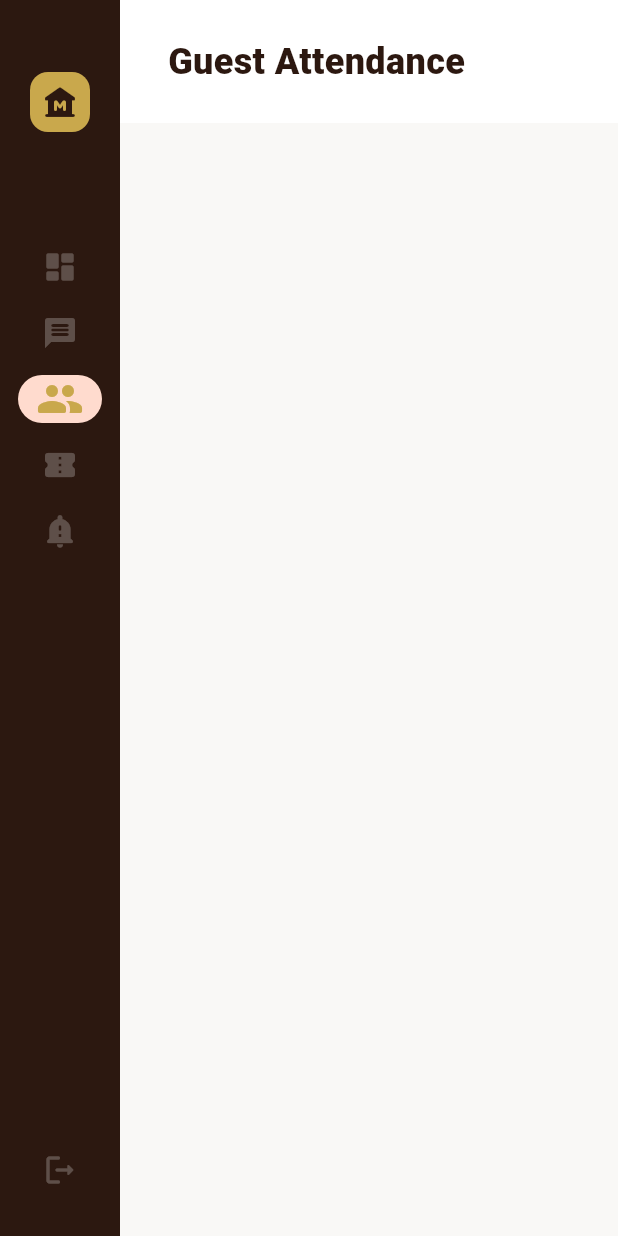
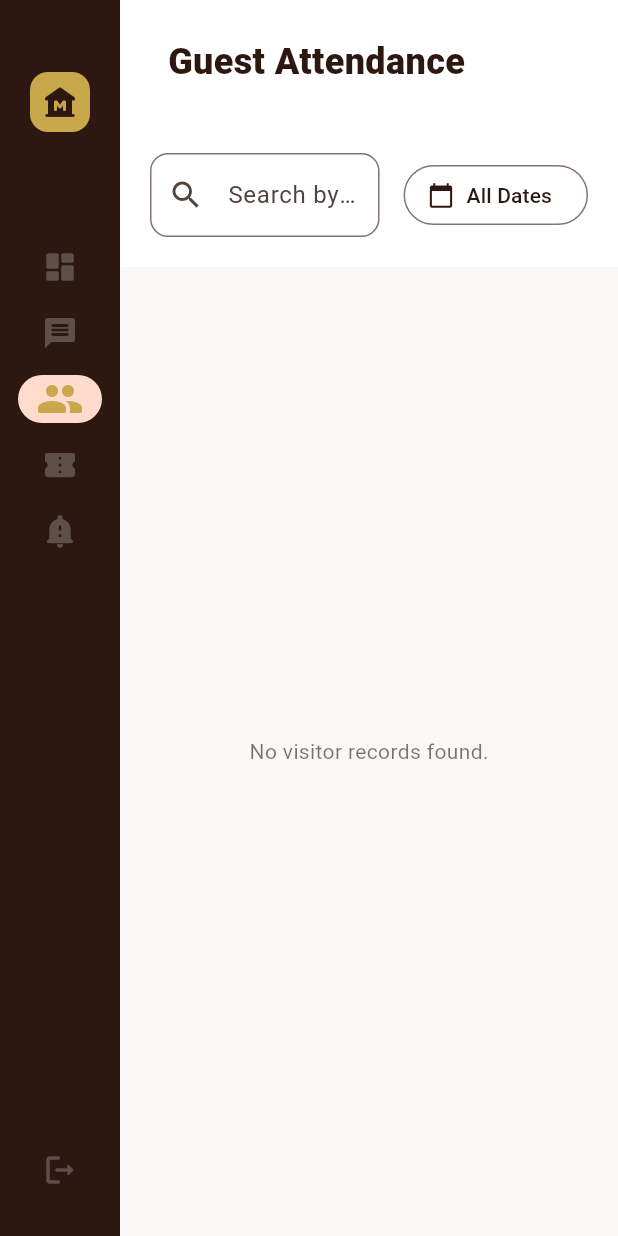
Before and after one commit to Chathura0607/Museum_App, a Flutter app: the AdminDashboard screen opened directly, after a tap on "Reviews", after a tap on "Guests", on a phone screen of 412 x 824 dp. Run offline on Flutter 3.47's test engine with Material 3 defaults, Android fonts, the phone set to English and light mode, and no system bars; our stand-ins replace cloud_firestore, firebase_core, flutter_tts, google_generative_ai, webview_flutter; missing offline and left inert: dart:html, dart:ui_web, mobile_scanner; accounts and stored records are empty; network calls fail.

Commit message:
Ticket ID Logic Done

```diff
--- a/lib/screens/admin/admin_dashboard.dart
+++ b/lib/screens/admin/admin_dashboard.dart
@@ -15,6 +15,11 @@ class AdminDashboard extends StatefulWidget {
 class _AdminDashboardState extends State<AdminDashboard> {
   int _selectedIndex = 0;
   bool _isSeeding = false;
+
+  // Attendance Filters
+  DateTime? _selectedDate;
+  String _nicFilter = '';
+  final TextEditingController _nicController = TextEditingController();
 
   Future<void> _handleRestoreData() async {
     setState(() => _isSeeding = true);
@@ -179,20 +184,80 @@ class _AdminDashboardState extends State<AdminDashboard> {
   }
 
   Widget _buildAttendanceList() {
-    return StreamBuilder<QuerySnapshot>(
-      stream: FirebaseFirestore.instance.collection('attendance').orderBy('timestamp', descending: true).snapshots(),
+    Query query = FirebaseFirestore.instance.collection('attendance').orderBy('timestamp', descending: true);
+
+    if (_selectedDate != null) {
+      final startOfDay = DateTime(_selectedDate!.year, _selectedDate!.month, _selectedDate!.day);
+      final endOfDay = startOfDay.add(const Duration(days: 1));
+      query = query.where('timestamp', isGreaterThanOrEqualTo: Timestamp.fromDate(startOfDay)).where('timestamp', isLessThan: Timestamp.fromDate(endOfDay));
+    }
+
+    return Column(
+      children: [
+        Container(
+          padding: const EdgeInsets.all(20),
+          color: Colors.white,
+          child: Row(
+            children: [
+              Expanded(
+                child: TextField(
+                  controller: _nicController,
+                  decoration: InputDecoration(
+                    hintText: 'Search by ID...',
+                    prefixIcon: const Icon(Icons.search),
+                    border: OutlineInputBorder(borderRadius: BorderRadius.circular(12)),
+                    suffixIcon: _nicFilter.isNotEmpty ? IconButton(icon: const Icon(Icons.clear), onPressed: () { _nicController.clear(); setState(() => _nicFilter = ''); }) : null,
+                  ),
+                  onChanged: (val) => setState(() => _nicFilter = val.toUpperCase()),
+                ),
+              ),
+              const SizedBox(width: 16),
+              OutlinedButton.icon(
+                onPressed: () async {
+                  final picked = await showDatePicker(context: context, initialDate: _selectedDate ?? DateTime.now(), firstDate: DateTime(2020), lastDate: DateTime.now());
+                  if (picked != null) setState(() => _selectedDate = picked);
+                },
+                icon: const Icon(Icons.calendar_today),
+                label: Text(_selectedDate == null ? 'All Dates' : DateFormat('MMM dd, yyyy').format(_selectedDate!)),
+              ),
+              if (_selectedDate != null) IconButton(icon: const Icon(Icons.history_toggle_off), onPressed: () => setState(() => _selectedDate = null)),
+            ],
+          ),
+        ),
+        Expanded(
+          child: StreamBuilder<QuerySnapshot>(
+            stream: query.snapshots(),
             builder: (context, snapshot) {
+              if (snapshot.connectionState == ConnectionState.waiting) return const Center(child: CircularProgressIndicator());
               if (!snapshot.hasData) return const SizedBox();
+
+              var docs = snapshot.data!.docs;
+              if (_nicFilter.isNotEmpty) {
+                docs = docs.where((doc) => (doc['nic'] ?? '').toString().toUpperCase().contains(_nicFilter)).toList();
+              }
+
+              if (docs.isEmpty) return const Center(child: Text('No visitor records found.'));
+
               return ListView.builder(
-          padding: const EdgeInsets.all(32),
-          itemCount: snapshot.data!.docs.length,
+                padding: const EdgeInsets.all(16),
+                itemCount: docs.length,
                 itemBuilder: (context, index) {
-            final data = snapshot.data!.docs[index].data() as Map<String, dynamic>;
+                  final data = docs[index].data() as Map<String, dynamic>;
                   final date = (data['timestamp'] as Timestamp?)?.toDate();
-            return Card(child: ListTile(leading: const CircleAvatar(backgroundColor: Color(0xFFFCFAF7), child: Icon(Icons.person_rounded, color: Colors.brown)), title: Text('Pass: ${data['ticketNumber']}'), subtitle: Text('ID: ${data['nic']}'), trailing: Text(date != null ? DateFormat('HH:mm').format(date) : '--:--', style: const TextStyle(fontWeight: FontWeight.bold))));
+                  return Card(
+                    child: ListTile(
+                      leading: const CircleAvatar(backgroundColor: Color(0xFFFCFAF7), child: Icon(Icons.person_rounded, color: Colors.brown)),
+                      title: Text('Pass: ${data['ticketNumber']}'),
+                      subtitle: Text('ID: ${data['nic']}'),
+                      trailing: Text(date != null ? DateFormat('MMM dd, HH:mm').format(date) : '--:--', style: const TextStyle(fontWeight: FontWeight.bold)),
+                    ),
+                  );
                 },
               );
             },
+          ),
+        ),
+      ],
     );
   }
 
--- a/lib/screens/login_screen.dart
+++ b/lib/screens/login_screen.dart
@@ -16,7 +16,7 @@ class _LoginScreenState extends State<LoginScreen> {
   String? _ticketError;
   String? _nicError;
 
-  final _ticketRegex = RegExp(r'^TKT-\d{4}-\d{3}$');
+  final _ticketRegex = RegExp(r'^TKT-\d{4}-\d{2}-\d{2}-\d{3}$');
   final _oldNICRegex = RegExp(r'^\d{9}[VX]$');
   final _newNICRegex = RegExp(r'^\d{12}$');
 
@@ -30,7 +30,7 @@ class _LoginScreenState extends State<LoginScreen> {
   void _validateTicket() {
     final val = _ticketController.text.trim().toUpperCase();
     if (val.isEmpty) setState(() => _ticketError = null);
-    else if (!_ticketRegex.hasMatch(val)) setState(() => _ticketError = 'Required: TKT-2025-001');
+    else if (!_ticketRegex.hasMatch(val)) setState(() => _ticketError = 'Required: TKT-YYYY-MM-DD-001');
     else setState(() => _ticketError = null);
   }
 
```
Lines whose indentation alone changed are shown as unchanged.
